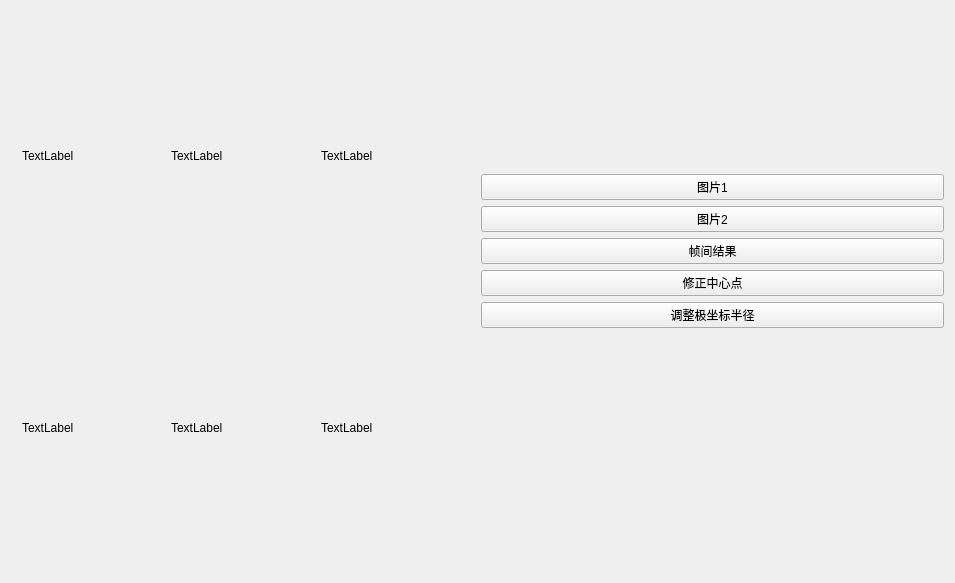
Before: the Qt Designer form UAV2022.ui in cg126/UAV2022, drawn with Qt 5.
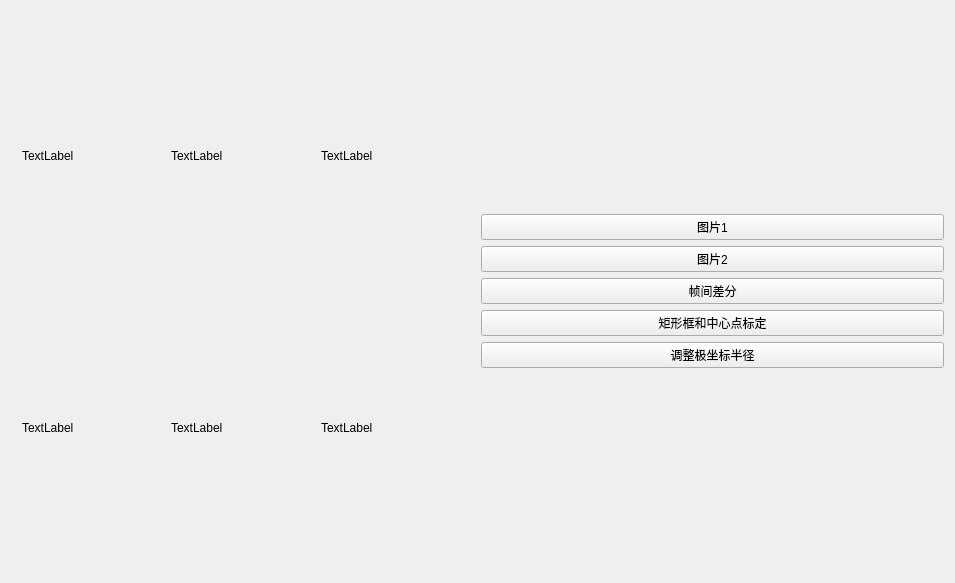
After: the same form once the commit is applied.

Commit message: add drawing of matrix&center

Diff of the .ui file:
```diff
--- a/UAV2022.ui
+++ b/UAV2022.ui
@@ -14,7 +14,28 @@
    <string>UAV2022</string>
   </property>
   <layout class="QGridLayout" name="gridLayout_2">
-   <item row="0" column="0" rowspan="10">
+   <item row="6" column="1">
+    <widget class="QPushButton" name="pBt_Locate">
+     <property name="text">
+      <string>矩形框和中心点标定</string>
+     </property>
+    </widget>
+   </item>
+   <item row="5" column="1">
+    <widget class="QPushButton" name="pBt_Diff">
+     <property name="text">
+      <string>帧间差分</string>
+     </property>
+    </widget>
+   </item>
+   <item row="7" column="1">
+    <widget class="QPushButton" name="pBt_radius">
+     <property name="text">
+      <string>调整极坐标半径</string>
+     </property>
+    </widget>
+   </item>
+   <item row="0" column="0" rowspan="11">
     <widget class="QWidget" name="widget" native="true">
      <layout class="QGridLayout" name="gridLayout">
       <item row="0" column="0">
@@ -62,41 +83,20 @@
      </layout>
     </widget>
    </item>
-   <item row="6" column="1">
-    <widget class="QPushButton" name="pBt_radius">
-     <property name="text">
-      <string>调整极坐标半径</string>
-     </property>
-    </widget>
-   </item>
-   <item row="3" column="1">
+   <item row="4" column="1">
     <widget class="QPushButton" name="pBt_LoadImage_2">
      <property name="text">
       <string>图片2</string>
      </property>
     </widget>
    </item>
-   <item row="4" column="1">
-    <widget class="QPushButton" name="pBt_Locate">
-     <property name="text">
-      <string>帧间结果</string>
-     </property>
-    </widget>
-   </item>
-   <item row="2" column="1">
+   <item row="3" column="1">
     <widget class="QPushButton" name="pBt_LoadImage">
      <property name="text">
       <string>图片1</string>
      </property>
     </widget>
    </item>
-   <item row="5" column="1">
-    <widget class="QPushButton" name="pBt_center">
-     <property name="text">
-      <string>修正中心点</string>
-     </property>
-    </widget>
-   </item>
   </layout>
  </widget>
  <layoutdefault spacing="6" margin="11"/>
```
The commit also changes 11 other files.
